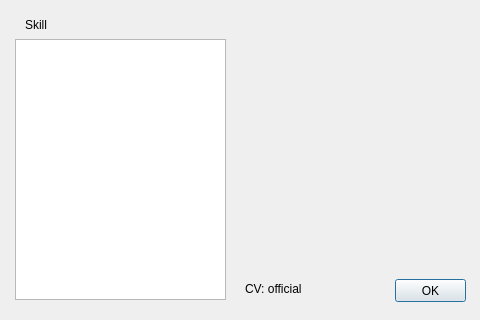
Qt form src/generaloverview.ui (Mogara/QSanguosha) before a commit; both pictures show x 425 to 905 and y 291 to 611 of the 905 by 611 pixel window.
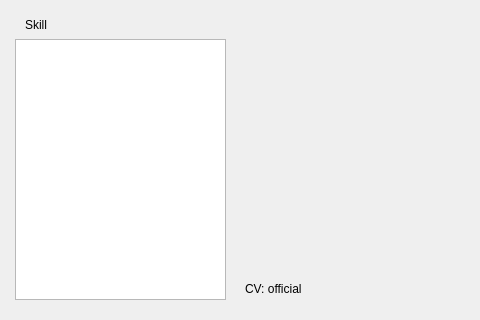
The same form after that commit. Icons and pictures are not drawn.

The edit to the form file:
```diff
--- a/src/generaloverview.ui
+++ b/src/generaloverview.ui
@@ -63,19 +63,6 @@
     </property>
    </column>
   </widget>
-  <widget class="QPushButton" name="okButton">
-   <property name="geometry">
-    <rect>
-     <x>820</x>
-     <y>570</y>
-     <width>71</width>
-     <height>23</height>
-    </rect>
-   </property>
-   <property name="text">
-    <string>OK</string>
-   </property>
-  </widget>
   <widget class="QLabel" name="skillLabel">
    <property name="geometry">
     <rect>
@@ -149,7 +136,7 @@
     <rect>
      <x>670</x>
      <y>570</y>
-     <width>121</width>
+     <width>221</width>
      <height>20</height>
     </rect>
    </property>
```
Left out of the diff: 19 changed lines with no effect on the pictures.
